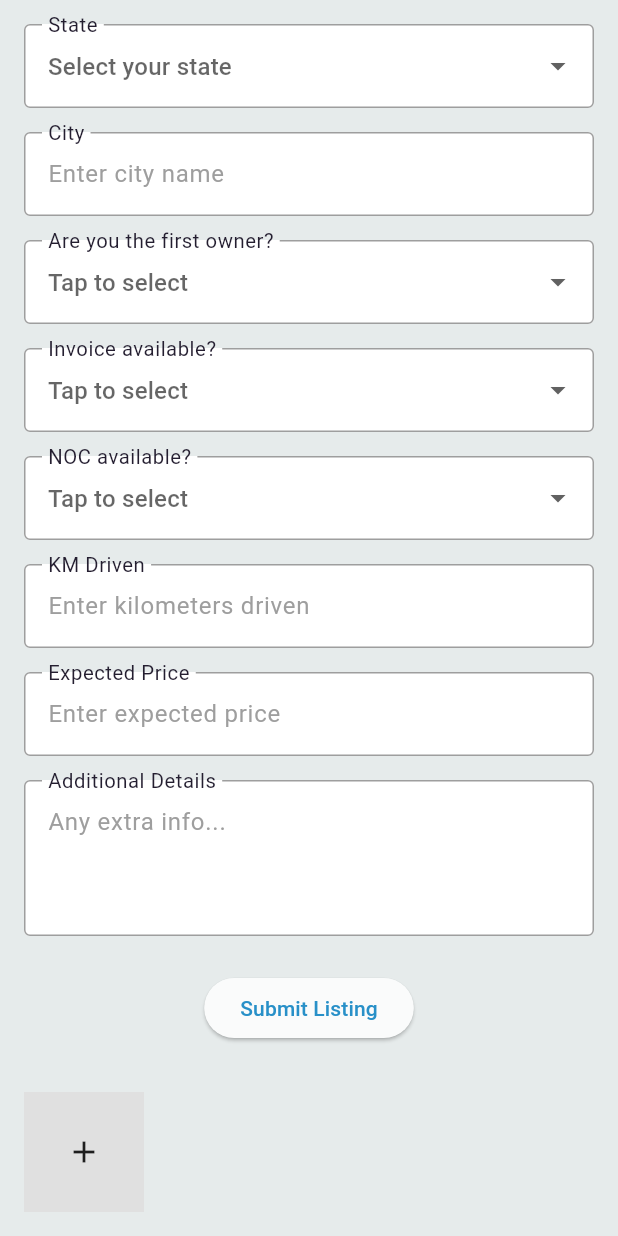
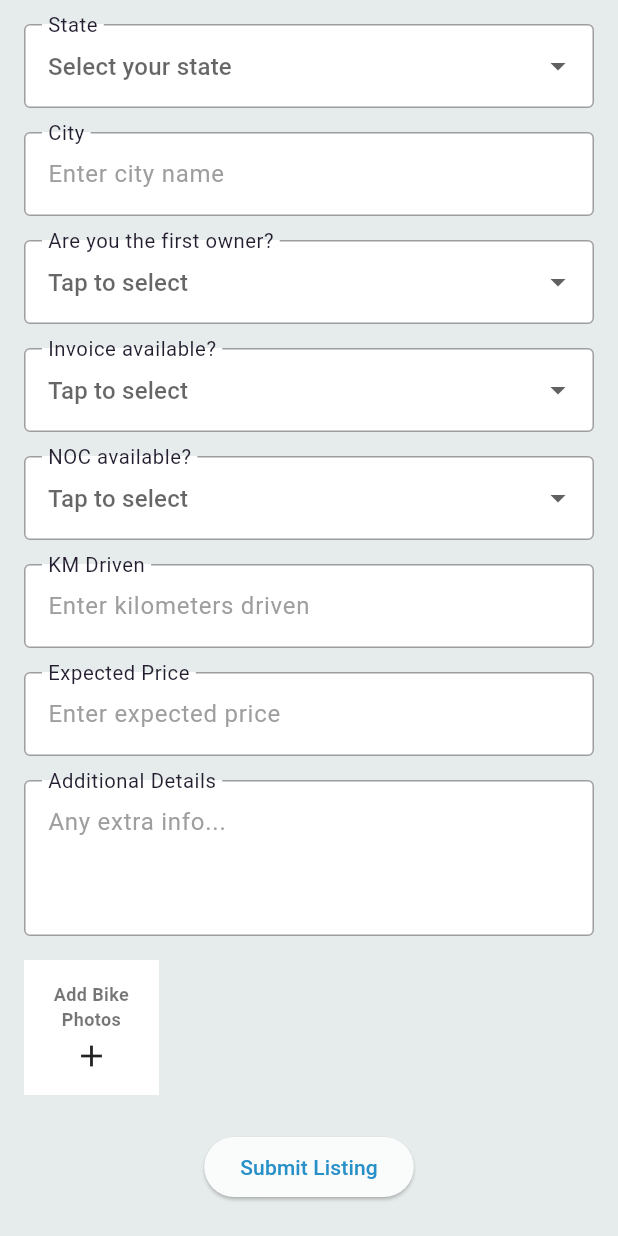
Before and after one commit to Ganganaidu/Popp, a Flutter app: the SellYourBike screen opened directly, scrolled down 476 dp, on a phone screen of 412 x 824 dp. Run offline on Flutter 3.47's test engine with Material 3 defaults, Android fonts, the phone set to English and light mode, and no system bars; our stand-ins replace carousel_slider, cloud_firestore, file_picker, firebase_auth, firebase_core, firebase_messaging and 7 more; missing offline and left inert: flutter_facebook_auth; accounts and stored records are empty.

Commit message:
Added loading overlay.

```diff
--- a/lib/src/services/bikes/sell_your_bike.dart
+++ b/lib/src/services/bikes/sell_your_bike.dart
@@ -17,7 +17,6 @@ class _SellYourBikeState extends State<SellYourBike> {
   final TextEditingController sellerContactController = TextEditingController();
   final TextEditingController modelNameController = TextEditingController();
   final TextEditingController cityController = TextEditingController();
-  final List<XFile> _images = [];
 
   String selectedCountryCode = "+91";
   String? selectedBrand;
@@ -52,16 +51,6 @@ class _SellYourBikeState extends State<SellYourBike> {
                 onBrandChanged: (val) => setState(() => selectedBrand = val),
                 onStateChanged: (val) => setState(() => selectedState = val),
               ),
-              const SizedBox(height: 16.0),
-              ImagePickerSection(
-                images: _images,
-                onImagesChanged: (imgs) {
-                  setState(() {
-                    _images.clear();
-                    _images.addAll(imgs);
-                  });
-                },
-              ),
             ],
           ),
         ),
--- a/lib/src/services/bikes/seller_bike_details_form.dart
+++ b/lib/src/services/bikes/seller_bike_details_form.dart
@@ -1,9 +1,17 @@
+import 'dart:io';
+
 import 'package:cloud_firestore/cloud_firestore.dart';
+import 'package:firebase_auth/firebase_auth.dart';
 import 'package:flutter/material.dart';
 import 'package:poppflutter/src/utils/build_extensions.dart';
+import 'package:poppflutter/src/widgets/loading_overlay.dart';
+import 'package:uuid/uuid.dart';
 
+import '../../firebase/firebase_save_prodcuts_api.dart';
+import '../../gallery/pic_image_gallery.dart';
 import '../../models/category.dart';
 import '../../widgets/custom_dropdown_field.dart';
+import '../../widgets/image_picker_selection.dart';
 import '../../widgets/month_year_picker.dart';
 import '../models/bike_form_data.dart';
 
@@ -59,13 +67,29 @@ class _SellerBikeDetailsFormState extends State<SellerBikeDetailsForm> {
   String? _invoiceAvailable;
   String? _nocAvailable;
   String? _insuranceAvailable;
+  final List<File> _images = [];
+  var productId = const Uuid().v4();
+  bool _isLoading = false;
 
   void _submitForm() async {
+    var userId = FirebaseAuth.instance.currentUser?.uid;
+    if (userId == null || userId.isEmpty) {
+      ScaffoldMessenger.of(context).showSnackBar(
+        const SnackBar(content: Text('Please login before and try again')),
+      );
+      return;
+    }
     if (_formKey.currentState!.validate()) {
+      setState(() {
+        _isLoading = true; // Show progress indicator
+      });
+
+      final uploadedImageUrls = uploadMultipleImages(_images, productId);
       final formData = {
-        'user_id': '',
-        'category_id': catList[0].categoryId,
-        'category_name': catList[0].name,
+        'userId': userId,
+        'productId': productId,
+        'categoryId': catList[0].categoryId,
+        'categoryName': catList[0].name,
         'sellerName': widget.sellerNameController.text,
         'contactNumber':
             '${widget.selectedCountryCode} ${widget.sellerContactController.text}',
@@ -82,19 +106,28 @@ class _SellerBikeDetailsFormState extends State<SellerBikeDetailsForm> {
         'nocAvailable': _nocAvailable,
         'insuranceAvailable': _insuranceAvailable,
         'insuranceType': widget.insuranceType,
+        'imageUrls': uploadedImageUrls,
         'createdAt': FieldValue.serverTimestamp(),
       };
 
-      try {
-        await FirebaseFirestore.instance
-            .collection('bike_listings')
-            .add(formData);
+      final success = await saveCategoryProducts(
+          categoryId: catList[0].categoryId,
+          categoryName: catList[0].name,
+          products: formData);
+
+      // Crucial check: Ensure the widget is still mounted before using context
+      if (!mounted) return;
+
+      if (success) {
+        setState(() {
+          _isLoading = false; // Hide progress indicator
+        });
         ScaffoldMessenger.of(context).showSnackBar(
           const SnackBar(content: Text('Bike listed successfully!')),
         );
-      } catch (e) {
+      } else {
         ScaffoldMessenger.of(context).showSnackBar(
-          const SnackBar(content: Text('Failed to list bike: \$e')),
+          const SnackBar(content: Text('Failed to list bike.')),
         );
       }
     } else {
@@ -106,7 +139,9 @@ class _SellerBikeDetailsFormState extends State<SellerBikeDetailsForm> {
 
   @override
   Widget build(BuildContext context) {
-    return SingleChildScrollView(
+    return LoadingOverlay(
+      isLoading: _isLoading,
+      child: SingleChildScrollView(
         child: Form(
           key: _formKey,
           child: Column(
@@ -211,7 +246,8 @@ class _SellerBikeDetailsFormState extends State<SellerBikeDetailsForm> {
                 padding: const EdgeInsets.symmetric(vertical: 8.0),
                 child: TextFormField(
                   controller: widget.cityController,
-                decoration: context.inputDecoration("City", "Enter city name"),
+                  decoration:
+                      context.inputDecoration("City", "Enter city name"),
                   validator: (val) => val!.isEmpty ? "Required" : null,
                 ),
               ),
@@ -279,6 +315,18 @@ class _SellerBikeDetailsFormState extends State<SellerBikeDetailsForm> {
                 ),
               ),
               Padding(
+                padding: const EdgeInsets.symmetric(vertical: 8.0),
+                child: ImagePickerSection(
+                  images: _images,
+                  onImagesChanged: (images) {
+                    setState(() {
+                      _images.clear();
+                      _images.addAll(images);
+                    });
+                  },
+                ),
+              ),
+              Padding(
                 padding: const EdgeInsets.symmetric(vertical: 16.0),
                 child: Center(
                   child: ElevatedButton(
@@ -290,6 +338,7 @@ class _SellerBikeDetailsFormState extends State<SellerBikeDetailsForm> {
             ],
           ),
         ),
+      ),
     );
   }
 }
--- a/lib/src/widgets/image_picker_selection.dart
+++ b/lib/src/widgets/image_picker_selection.dart
@@ -2,9 +2,10 @@ import 'dart:io';
 import 'package:flutter/material.dart';
 import 'package:image_picker/image_picker.dart';
 
-class ImagePickerSection extends StatefulWidget { // Changed to StatefulWidget
-  final List<XFile> images;
-  final Function(List<XFile>) onImagesChanged;
+class ImagePickerSection extends StatefulWidget {
+  // Changed to StatefulWidget
+  final List<File> images;
+  final Function(List<File>) onImagesChanged;
 
   const ImagePickerSection({
     super.key,
@@ -16,21 +17,29 @@ class ImagePickerSection extends StatefulWidget { // Changed to StatefulWidget
   State<ImagePickerSection> createState() => _ImagePickerSectionState();
 }
 
-class _ImagePickerSectionState extends State<ImagePickerSection> { // State class
+class _ImagePickerSectionState extends State<ImagePickerSection> {
+  // State class
   Future<void> _pickImages() async {
-    final picker = ImagePicker();
-    final picked = await picker.pickMultiImage();
+    final pickedFiles = await ImagePicker().pickMultiImage();
+
+    if (pickedFiles.isNotEmpty) {
+      List<File> newFiles =
+          pickedFiles.map((xFile) => File(xFile.path)).toList();
+      List<File> updatedImages = [...widget.images, ...newFiles];
 
       // Check if the widget is still in the tree before using context
       if (!mounted) return;
 
-    if (picked.length + widget.images.length > 10) {
-      ScaffoldMessenger.of(context).showSnackBar( // context is now from the State
+      if (updatedImages.length > 10) {
+        updatedImages = updatedImages.sublist(0, 10);
+        ScaffoldMessenger.of(context).showSnackBar(
+          // context is now from the State
           const SnackBar(content: Text("Limit is 10 images.")),
         );
         return;
       }
-    widget.onImagesChanged([...widget.images, ...picked]);
+      widget.onImagesChanged(updatedImages);
+    }
   }
 
   @override
@@ -54,12 +63,30 @@ class _ImagePickerSectionState extends State<ImagePickerSection> { // State clas
             )),
         if (widget.images.length < 10)
           GestureDetector(
-            onTap: _pickImages, // Call _pickImages without context
+            onTap: _pickImages,
             child: Container(
-              width: 80,
-              height: 80,
-              color: Colors.grey[300],
-              child: const Icon(Icons.add),
+              width: 90,
+              height: 90,
+              color: Colors.white,
+              child: const Column(
+                // Wrap Icon in a Column
+                mainAxisAlignment: MainAxisAlignment.center,
+                // Center content vertically
+                children: [
+                  Text(
+                    "Add Bike Photos", // Your suggested title
+                    style: TextStyle(
+                      // Style similar to SellerBikeDetails (adjust as needed)
+                      fontSize: 12,
+                      fontWeight: FontWeight.bold,
+                      color: Colors.black54,
+                    ),
+                    textAlign: TextAlign.center,
+                  ),
+                  SizedBox(height: 4), // Add some space between title and icon
+                  Icon(Icons.add),
+                ],
+              ),
             ),
           ),
       ],
--- /dev/null
+++ b/lib/src/widgets/loading_overlay.dart
@@ -0,0 +1,36 @@
+import 'package:flutter/material.dart';
+
+class LoadingOverlay extends StatelessWidget {
+  final bool isLoading;
+  final Widget child;
+
+  const LoadingOverlay({
+    super.key,
+    required this.isLoading,
+    required this.child,
+  });
+
+  @override
+  Widget build(BuildContext context) {
+    return Stack(
+      children: [
+        AbsorbPointer(
+          absorbing: isLoading,
+          child: Opacity(
+            opacity: isLoading ? 0.6 : 1.0,
+            child: child,
+          ),
+        ),
+        if (isLoading)
+          Positioned.fill(
+            child: Container(
+              color: Colors.black45,
+              child: const Center(
+                child: CircularProgressIndicator(),
+              ),
+            ),
+          ),
+      ],
+    );
+  }
+}
```
Also changed, not shown: lib/src/firebase/firebase_save_prodcuts_api.dart (+23 -11 lines). Lines whose indentation alone changed are shown as unchanged.
